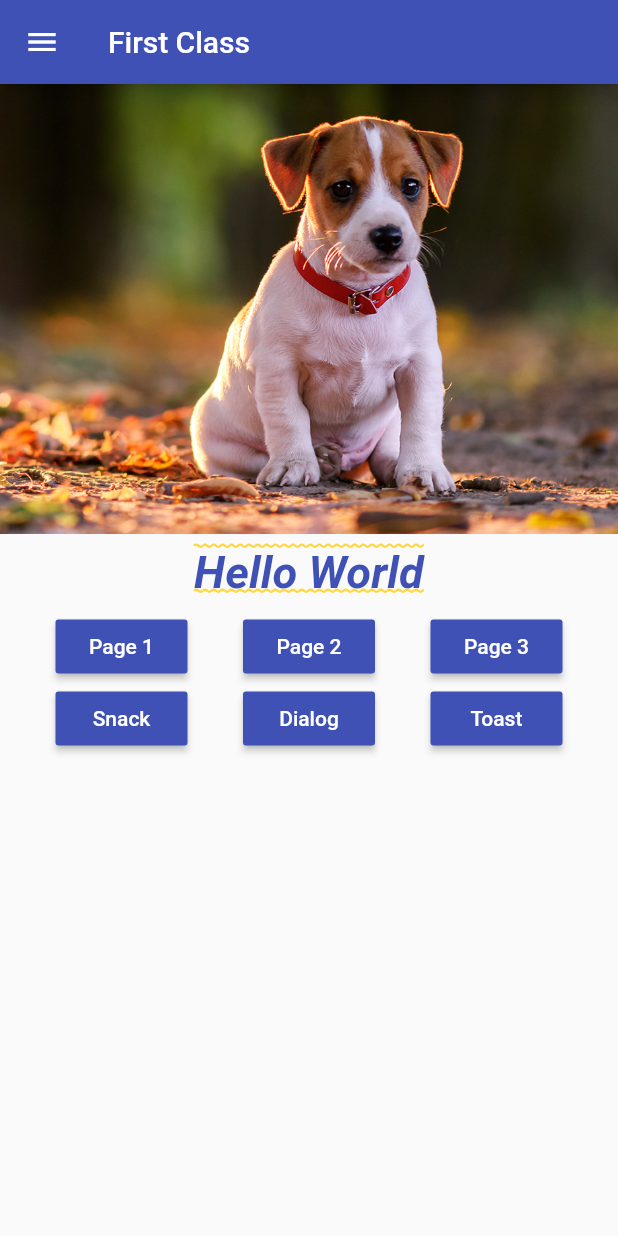
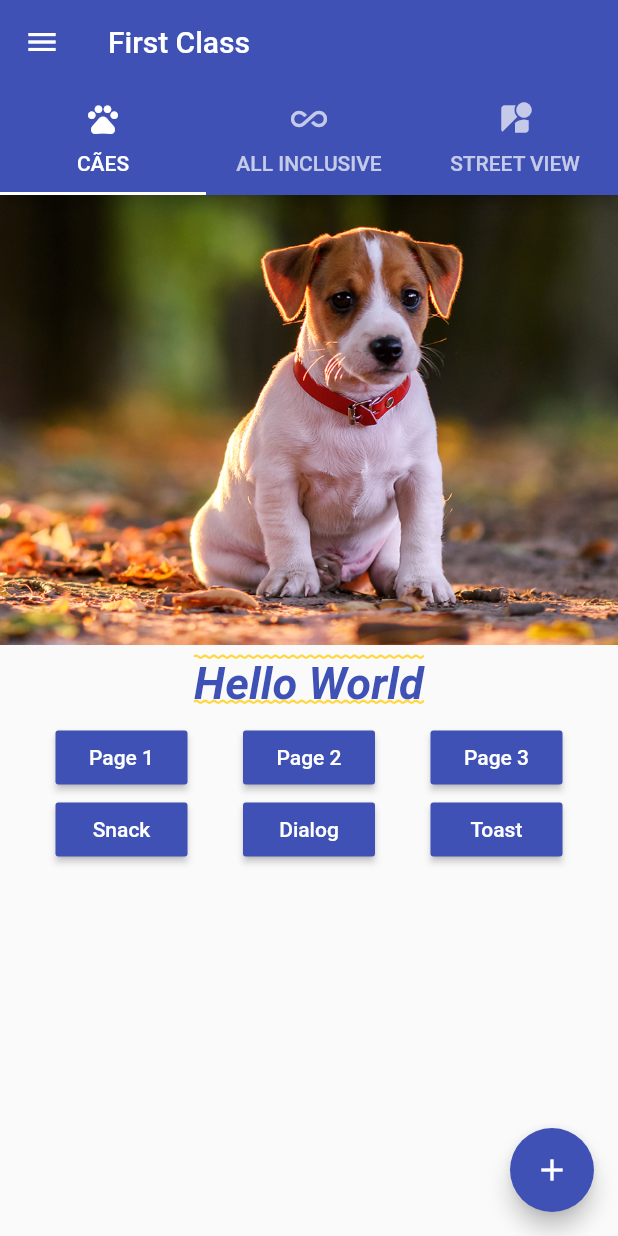
Before and after one commit to andrefch/flutter_first_class, a Flutter app: the screen it shows after launch, on a phone screen of 412 x 824 dp. Run offline on Flutter 3.47's test engine with Material 2 defaults, Android fonts, the phone set to English and light mode, and no system bars; our stand-ins replace fluttertoast.

```diff
--- a/lib/screens/home_page.dart
+++ b/lib/screens/home_page.dart
@@ -1,5 +1,6 @@
 import 'package:class_01/util/navigator_util.dart';
 import 'package:class_01/widgets/colored_button.dart';
+import 'package:class_01/widgets/drawer_list.dart';
 import 'package:flutter/material.dart';
 import 'package:fluttertoast/fluttertoast.dart';
 
@@ -17,14 +18,45 @@ class _HomePageState extends State<HomePage> {
 
   @override
   Widget build(BuildContext context) {
-    return Scaffold(
-      appBar: AppBar(
-        title: Text("First Class"),
-        centerTitle: false,
-      ),
-      body: _createBody(context),
-      drawer: Container(
-        color: Colors.yellow,
+    return DefaultTabController(
+      length: 3,
+      child: Scaffold(
+        appBar: AppBar(
+          title: Text("First Class"),
+          centerTitle: false,
+          bottom: TabBar(
+            tabs: <Widget>[
+              Tab(
+                text: "CÃES",
+                icon: Icon(Icons.pets),
+              ),
+              Tab(
+                text: "ALL INCLUSIVE",
+                icon: Icon(Icons.all_inclusive),
+              ),
+              Tab(
+                text: "STREET VIEW",
+                icon: Icon(Icons.streetview),
+              ),
+            ],
+          ),
+        ),
+        body: TabBarView(
+          children: <Widget>[
+            _createBody(context),
+            Container(
+              color: Colors.lightGreen,
+            ),
+            Container(
+              color: Colors.amber,
+            ),
+          ],
+        ),
+        floatingActionButton: FloatingActionButton(
+          child: Icon(Icons.add),
+          onPressed: _onClickFab,
+        ),
+        drawer: DrawerList(),
       ),
     );
   }
@@ -93,6 +125,8 @@ class _HomePageState extends State<HomePage> {
       },
     );
   }
+
+  void _onClickFab() {}
 
   void _onClickedPage(Widget page) async {
     String text = await pushScreen(context, page);
```
Also changed, not shown: lib/widgets/drawer_list.dart (added, +69 -0 lines).
